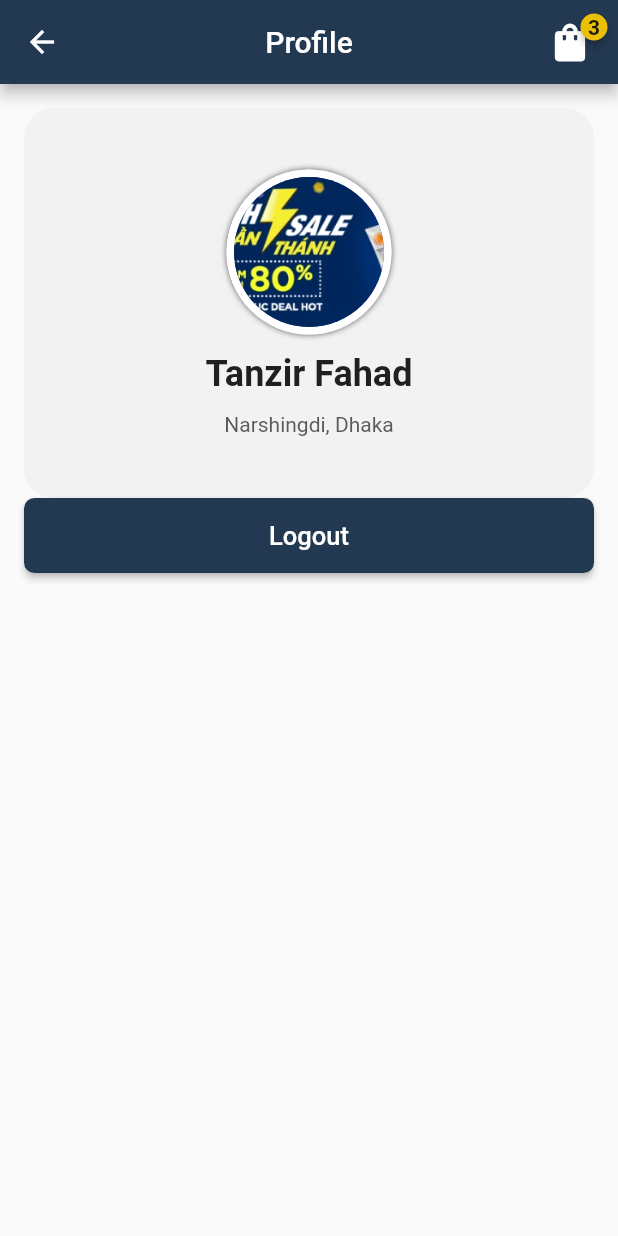
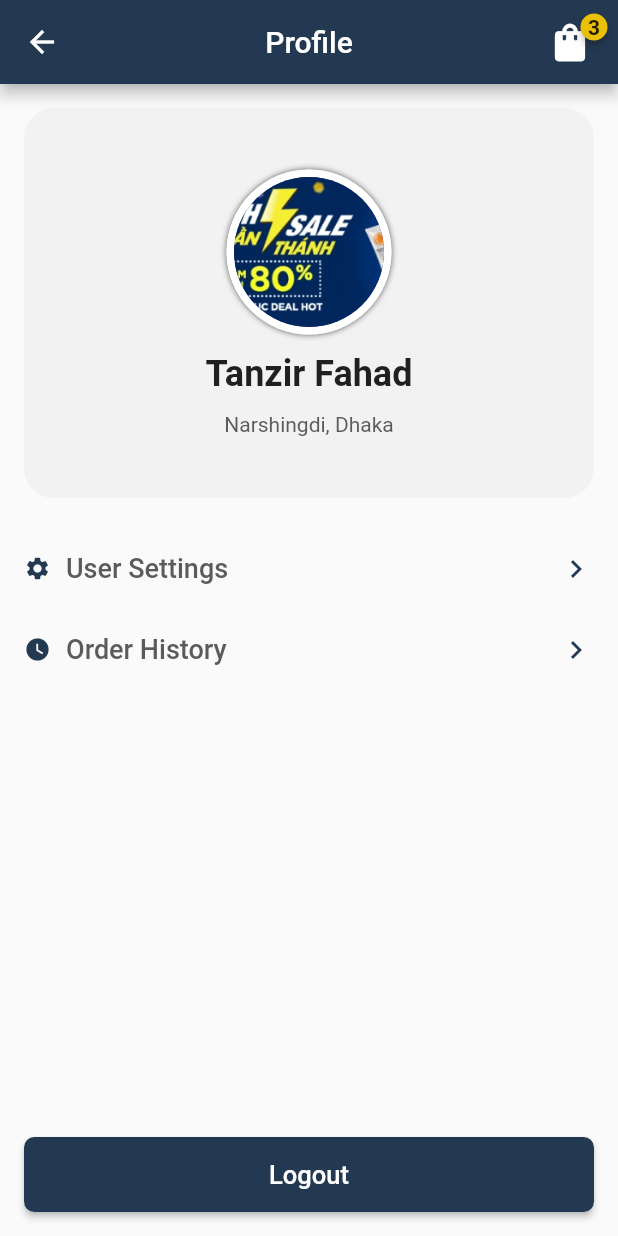
Before and after one commit to ashikahmedfahim/Flutter-E-commerce, a Flutter app: the ProfilePage screen opened directly, on a phone screen of 412 x 824 dp. Run offline on Flutter 3.47's test engine with Material 2 defaults, Android fonts, the phone set to English and light mode, and no system bars; drawn by our look-alikes of badges; our stand-ins replace flutter_svg, fluttertoast, shared_preferences, video_player; accounts and stored records are empty.

Commit message:
user profile completed

```diff
--- /dev/null
+++ b/lib/components/profile_button.dart
@@ -0,0 +1,51 @@
+import 'package:flutter/material.dart';
+import 'package:lacuna/constants.dart';
+
+class ProfileButton extends StatelessWidget {
+  final IconData buttonIcon;
+  final String buttonName;
+  const ProfileButton(
+      {Key? key, required this.buttonName, required this.buttonIcon})
+      : super(key: key);
+
+  @override
+  Widget build(BuildContext context) {
+    return GestureDetector(
+      child: Padding(
+        padding: const EdgeInsets.symmetric(vertical: 15.0),
+        child: Row(
+          mainAxisAlignment: MainAxisAlignment.spaceBetween,
+          crossAxisAlignment: CrossAxisAlignment.center,
+          children: [
+            Row(
+              children: [
+                Icon(
+                  buttonIcon,
+                  color: kPrimaryColor,
+                  size: 18.0,
+                ),
+                Padding(
+                  padding: const EdgeInsets.symmetric(horizontal: 10.0),
+                  child: Text(
+                    buttonName,
+                    style: const TextStyle(
+                        fontSize: 18.0,
+                        fontWeight: FontWeight.w500,
+                        color: kGreyText),
+                  ),
+                ),
+              ],
+            ),
+            const Icon(
+              Icons.chevron_right,
+              color: kPrimaryColor,
+            ),
+          ],
+        ),
+      ),
+      onTap: () {
+        print(buttonName);
+      },
+    );
+  }
+}
--- a/lib/screens/profile_page.dart
+++ b/lib/screens/profile_page.dart
@@ -1,8 +1,10 @@
 // Flutter imports:
+import 'package:flutter/cupertino.dart';
 import 'package:flutter/material.dart';
 
 // Project imports:
 import 'package:lacuna/components/normal_appbar.dart';
+import 'package:lacuna/components/profile_button.dart';
 import 'package:lacuna/constants.dart';
 
 class ProfilePage extends StatelessWidget {
@@ -72,6 +74,25 @@ class ProfilePage extends StatelessWidget {
                   ),
                 ),
               ),
+              Expanded(
+                child: Column(
+                  mainAxisAlignment: MainAxisAlignment.spaceBetween,
+                  children: [
+                    Padding(
+                      padding: const EdgeInsets.symmetric(vertical: 20.0),
+                      child: Column(
+                        children: const [
+                          ProfileButton(
+                            buttonName: "User Settings",
+                            buttonIcon: Icons.settings,
+                          ),
+                          ProfileButton(
+                            buttonName: "Order History",
+                            buttonIcon: Icons.watch_later,
+                          )
+                        ],
+                      ),
+                    ),
                     SizedBox(
                       height: 50.0,
                       width: double.infinity,
@@ -79,7 +100,8 @@ class ProfilePage extends StatelessWidget {
                         style: ElevatedButton.styleFrom(
                           primary: kPrimaryColor,
                           shape: RoundedRectangleBorder(
-                      borderRadius: BorderRadius.circular(7), // <-- Radius
+                            borderRadius:
+                                BorderRadius.circular(7), // <-- Radius
                           ),
                         ),
                         onPressed: () {},
@@ -95,6 +117,9 @@ class ProfilePage extends StatelessWidget {
                     ),
                   ],
                 ),
+              ),
+            ],
+          ),
         ));
   }
 }
```
Lines whose indentation alone changed are shown as unchanged.
